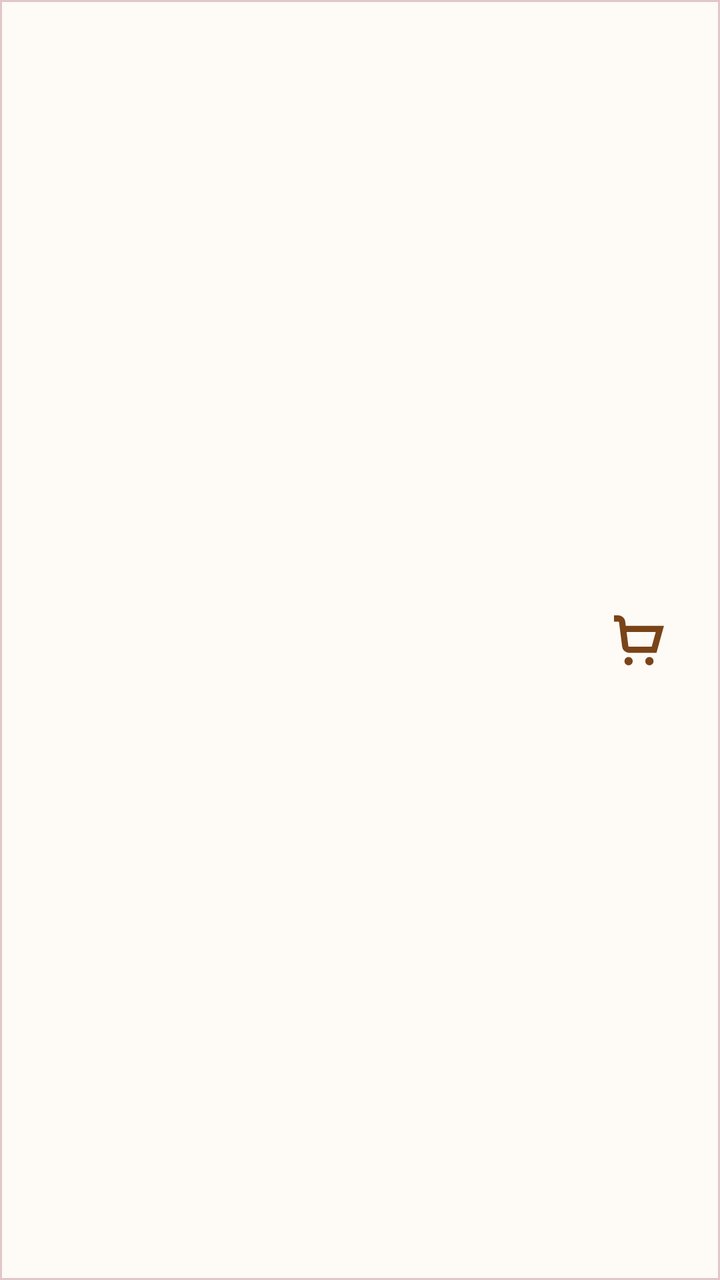
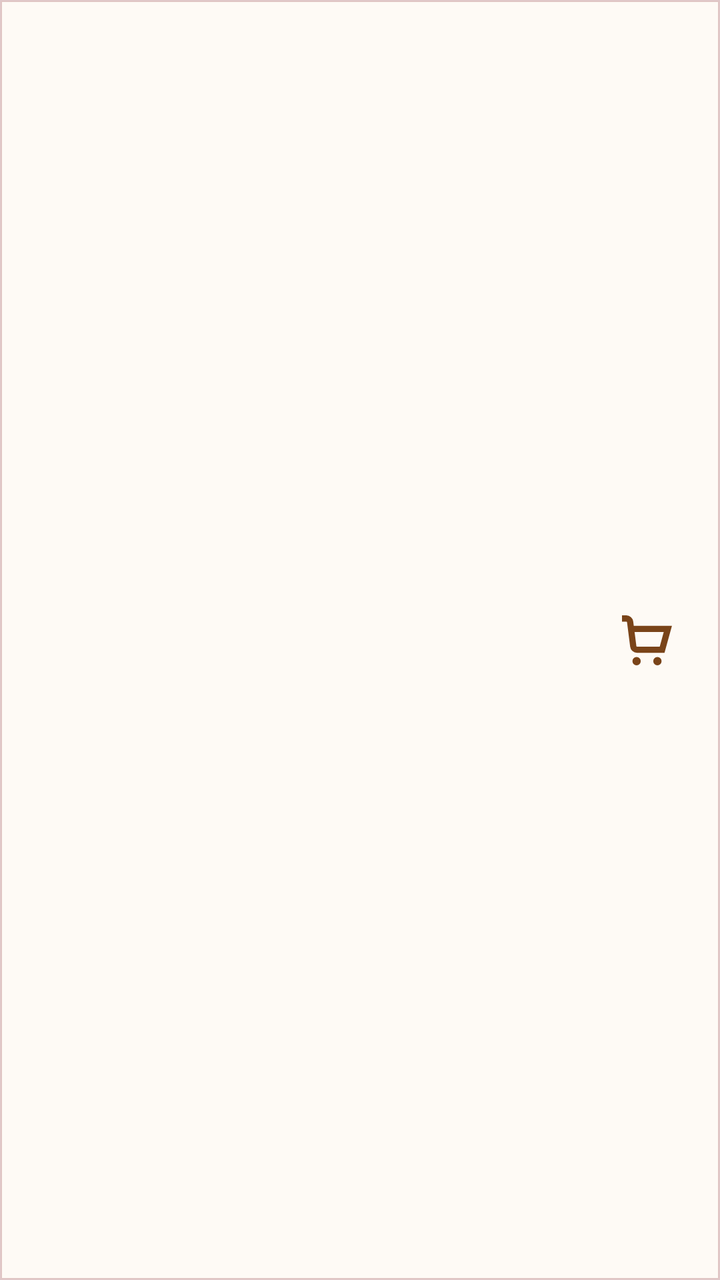

Compare the two renders of this Android layout. The source of the first and the diff that turns it into the second are given below.
<!-- AndroidManifest.xml: application theme Theme.PersonalMidterm -->
<!-- res/layout/layout_app_header.xml -->
<?xml version="1.0" encoding="utf-8"?>
<androidx.constraintlayout.widget.ConstraintLayout xmlns:android="http://schemas.android.com/apk/res/android"
    xmlns:app="http://schemas.android.com/apk/res-auto"
    android:layout_width="match_parent"
    android:layout_height="wrap_content"
    android:padding="16dp"
    android:background="@drawable/bg_header">

    <ImageView
        android:id="@+id/back_button"
        android:layout_width="wrap_content"
        android:layout_height="wrap_content"
        android:src="@drawable/ic_back_arrow"
        android:visibility="gone"
        app:layout_constraintBottom_toBottomOf="parent"
        app:layout_constraintStart_toStartOf="parent"
        app:layout_constraintTop_toTopOf="parent" />

    <ImageButton
        android:id="@+id/user_avatar"
        android:layout_width="40dp"
        android:layout_height="40dp"
        android:src="@drawable/profile"
        android:scaleType="fitCenter"
        android:padding="8dp"
        android:backgroundTint="@android:color/transparent"
        android:visibility="gone"
        app:layout_constraintBottom_toBottomOf="parent"
        app:layout_constraintStart_toStartOf="parent"
        app:layout_constraintTop_toTopOf="parent" />

    <LinearLayout
        android:id="@+id/greeting_container"
        android:layout_width="wrap_content"
        android:layout_height="wrap_content"
        android:layout_marginStart="12dp"
        android:orientation="vertical"
        android:visibility="gone"
        app:layout_constraintBottom_toBottomOf="parent"
        app:layout_constraintStart_toEndOf="@id/user_avatar"
        app:layout_constraintTop_toTopOf="parent">

        <TextView
            android:id="@+id/greeting_text"
            android:layout_width="wrap_content"
            android:layout_height="wrap_content"
            android:text="Good Morning,"
            android:textColor="@color/theme_brown"
            android:textStyle="bold"
            android:fontFamily="@font/playfairdisplay_bold"
            android:textSize="18sp" />

        <TextView
            android:id="@+id/greeting_subtitle"
            android:layout_width="wrap_content"
            android:layout_height="wrap_content"
            android:text="Ready for your daily brew?"
            android:textSize="12sp"
            android:fontFamily="@font/manrope_regular" />
    </LinearLayout>

    <TextView
        android:id="@+id/screen_title"
        android:layout_width="wrap_content"
        android:layout_height="wrap_content"
        android:textSize="24sp"
        android:textStyle="bold"
        android:text="Menu"
        android:textColor="@color/theme_brown"
        android:fontFamily="@font/playfairdisplay_bold"
        android:visibility="gone"
        app:layout_constraintBottom_toBottomOf="parent"
        app:layout_constraintEnd_toEndOf="parent"
        app:layout_constraintStart_toStartOf="parent"
        app:layout_constraintTop_toTopOf="parent" />


    <ImageButton
        android:id="@+id/cart_icon"
        android:layout_width="wrap_content"
        android:layout_height="wrap_content"
        android:src="@drawable/ic_cart"
        android:scaleType="fitCenter"
        app:tint="@color/theme_brown"
        android:backgroundTint="@android:color/transparent"
        android:visibility="visible"
        app:layout_constraintBottom_toBottomOf="parent"
        app:layout_constraintEnd_toEndOf="parent"
        app:layout_constraintTop_toTopOf="parent"
        />

    <ImageButton
        android:id="@+id/favorite_icon"
        android:layout_width="wrap_content"
        android:layout_height="wrap_content"
        app:tint="@color/theme_brown"
        android:src="@drawable/ic_full_heart"
        android:backgroundTint="@android:color/transparent"
        android:visibility="gone"
        app:layout_constraintBottom_toBottomOf="parent"
        app:layout_constraintEnd_toStartOf="@id/cart_icon"
        app:layout_constraintTop_toTopOf="parent"
        android:layout_marginEnd="4dp"/>

</androidx.constraintlayout.widget.ConstraintLayout>
<!-- resources referenced by this layout -->
<resources>
  <color name="theme_brown">#7A4419</color>
  <!-- drawable bg_header (drawable) -->
  <shape xmlns:android="http://schemas.android.com/apk/res/android">
      <solid android:color="#FEFAF5" />
      <stroke android:color="#519F5255"/>
      <stroke android:width="1dp"/>
  </shape>
  <!-- drawable ic_back_arrow (drawable) -->
  <vector xmlns:android="http://schemas.android.com/apk/res/android"
      android:width="16dp"
      android:height="16dp"
      android:viewportWidth="16"
      android:viewportHeight="16">
    <path
        android:pathData="M3.825,9L9.425,14.6L8,16L0,8L8,0L9.425,1.4L3.825,7H16V9H3.825Z"
        android:fillColor="#8D4B00"/>
  </vector>
  <!-- drawable ic_cart (drawable) -->
  <vector xmlns:android="http://schemas.android.com/apk/res/android"
      android:width="25dp"
      android:height="25dp"
      android:viewportWidth="24"
      android:viewportHeight="24">
    <path
        android:fillColor="#FF000000"
        android:pathData="M7,22m-2,0a2,2 0,1 1,4 0a2,2 0,1 1,-4 0"/>
    <path
        android:fillColor="#FF000000"
        android:pathData="M17,22m-2,0a2,2 0,1 1,4 0a2,2 0,1 1,-4 0"/>
    <path
        android:fillColor="#FF000000"
        android:pathData="M5.654,5 L5.391,2.938A3.328,3.328 0,0 0,2.087 0H0V3H2.087a0.331,0.331 0,0 1,0.326 0.3l1.5,11.759A3.327,3.327 0,0 0,7.217 18H20.4L23.974,5ZM18.112,15H7.217a0.329,0.329 0,0 1,-0.325 -0.3L6.037,8h14Z"/>
  </vector>
  <!-- drawable ic_full_heart (drawable) -->
  <vector xmlns:android="http://schemas.android.com/apk/res/android"
      android:width="24dp"
      android:height="24dp"
      android:viewportWidth="24"
      android:viewportHeight="24">
    <path
        android:fillColor="#FF000000"
        android:pathData="M17.5,0.917a6.4,6.4 0,0 0,-5.5 3.3A6.4,6.4 0,0 0,6.5 0.917,6.8 6.8,0 0,0 0,7.967c0,6.775 10.956,14.6 11.422,14.932l0.578,0.409 0.578,-0.409C13.044,22.569 24,14.742 24,7.967A6.8,6.8 0,0 0,17.5 0.917Z"/>
  </vector>
  <!-- drawable profile (drawable) -->
  <vector xmlns:android="http://schemas.android.com/apk/res/android"
      android:width="20dp"
      android:height="20dp"
      android:viewportWidth="20"
      android:viewportHeight="20">
    <path
        android:pathData="M10,10C8.625,10 7.448,9.51 6.469,8.531C5.49,7.552 5,6.375 5,5C5,3.625 5.49,2.448 6.469,1.469C7.448,0.49 8.625,0 10,0C11.375,0 12.552,0.49 13.531,1.469C14.51,2.448 15,3.625 15,5C15,6.375 14.51,7.552 13.531,8.531C12.552,9.51 11.375,10 10,10ZM0,20V16.5C0,15.792 0.182,15.141 0.547,14.547C0.911,13.953 1.396,13.5 2,13.188C3.292,12.542 4.604,12.057 5.938,11.734C7.271,11.411 8.625,11.25 10,11.25C11.375,11.25 12.729,11.411 14.063,11.734C15.396,12.057 16.708,12.542 18,13.188C18.604,13.5 19.088,13.953 19.453,14.547C19.818,15.141 20,15.792 20,16.5V20H0ZM2.5,17.5H17.5V16.5C17.5,16.271 17.443,16.063 17.328,15.875C17.213,15.688 17.063,15.542 16.875,15.438C15.75,14.875 14.615,14.453 13.469,14.172C12.323,13.891 11.167,13.75 10,13.75C8.833,13.75 7.677,13.891 6.531,14.172C5.385,14.453 4.25,14.875 3.125,15.438C2.938,15.542 2.786,15.688 2.672,15.875C2.557,16.063 2.5,16.271 2.5,16.5V17.5ZM10,7.5C10.688,7.5 11.276,7.255 11.766,6.766C12.255,6.276 12.5,5.688 12.5,5C12.5,4.313 12.255,3.724 11.766,3.234C11.276,2.745 10.688,2.5 10,2.5C9.313,2.5 8.724,2.745 8.234,3.234C7.745,3.724 7.5,4.313 7.5,5C7.5,5.688 7.745,6.276 8.234,6.766C8.724,7.255 9.313,7.5 10,7.5Z"
        android:fillColor="#554336"/>
  </vector>
  <style name="Theme.PersonalMidterm" parent="Theme.MaterialComponents.DayNight.NoActionBar">
          <item name="android:textColorPrimary">@color/text_primary</item>
          <item name="android:textColorSecondary">@color/text_primary</item>
          
          <item name="android:statusBarColor">?attr/colorPrimaryVariant</item>
          
      </style>
  <color name="text_primary">#1D1C18</color>
</resources>

<!-- the commit's change to res/layout/layout_app_header.xml (unified diff, before → after) -->
@@ -11,6 +11,8 @@
         android:layout_width="wrap_content"
         android:layout_height="wrap_content"
         android:src="@drawable/ic_back_arrow"
+        android:background="?attr/selectableItemBackgroundBorderless"
+        android:padding="8dp"
         android:visibility="gone"
         app:layout_constraintBottom_toBottomOf="parent"
         app:layout_constraintStart_toStartOf="parent"
@@ -23,6 +25,7 @@
         android:src="@drawable/profile"
         android:scaleType="fitCenter"
         android:padding="8dp"
+        android:background="?attr/selectableItemBackgroundBorderless"
         android:backgroundTint="@android:color/transparent"
         android:visibility="gone"
         app:layout_constraintBottom_toBottomOf="parent"
@@ -82,7 +85,9 @@
         android:src="@drawable/ic_cart"
         android:scaleType="fitCenter"
         app:tint="@color/theme_brown"
+        android:background="?attr/selectableItemBackgroundBorderless"
         android:backgroundTint="@android:color/transparent"
+        android:padding="8dp"
         android:visibility="visible"
         app:layout_constraintBottom_toBottomOf="parent"
         app:layout_constraintEnd_toEndOf="parent"
@@ -95,7 +100,9 @@
         android:layout_height="wrap_content"
         app:tint="@color/theme_brown"
         android:src="@drawable/ic_full_heart"
+        android:background="?attr/selectableItemBackgroundBorderless"
         android:backgroundTint="@android:color/transparent"
+        android:padding="8dp"
         android:visibility="gone"
         app:layout_constraintBottom_toBottomOf="parent"
         app:layout_constraintEnd_toStartOf="@id/cart_icon"
